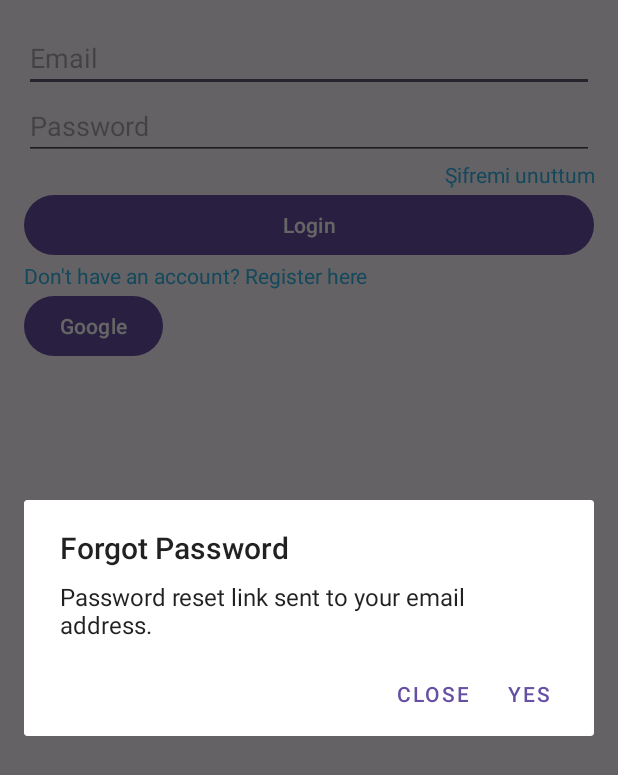
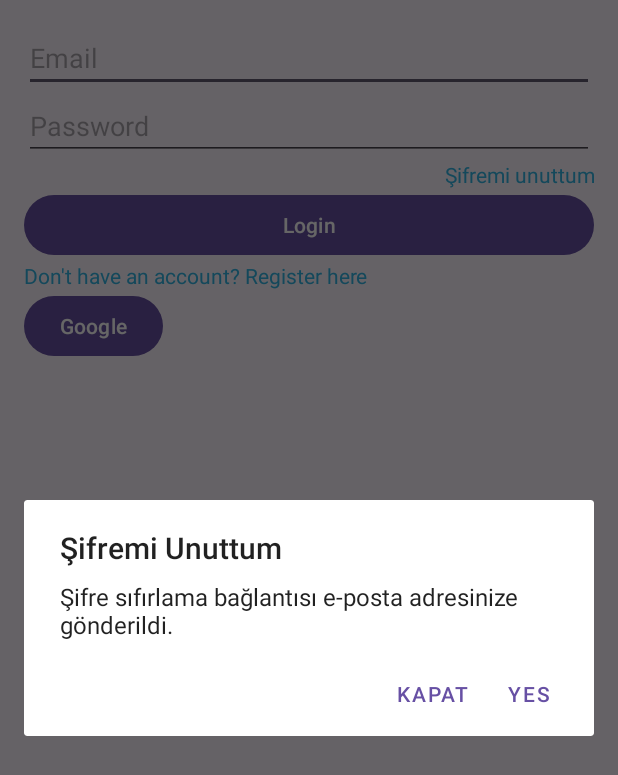
Before and after one commit to izmirsoftware/PetsMatch, an Android app: the screen it shows after launch (LoginActivity), after a tap on "Şifremi unuttum", on a phone screen of 412 x 824 dp. Shown: the top 775 px of the screen. Run offline under Robolectric (Android 15) with nearby library versions, the phone set to English and light mode, and no system bars; our stand-ins replace Dagger/Hilt's generated code, Firebase (no records; nobody signed in at launch, a user with empty details on screens opened directly), data binding; pictures from the network do not load.

Commit message:
Giriş için gerekli olan kodların nerdeyse tatmı yazıldı, google girişi ve Dizayn yapılması gerekli

```diff
--- a/app/src/main/java/com/izmirsoftware/petsmatch/repo/FirebaseRepoImpl.kt
+++ b/app/src/main/java/com/izmirsoftware/petsmatch/repo/FirebaseRepoImpl.kt
@@ -3,7 +3,6 @@ package com.izmirsoftware.petsmatch.repo
 import com.google.android.gms.tasks.Task
 import com.google.firebase.auth.AuthResult
 import com.google.firebase.auth.FirebaseAuth
-import com.google.firebase.database.FirebaseDatabase
 import com.google.firebase.firestore.DocumentSnapshot
 import com.google.firebase.firestore.FirebaseFirestore
 import com.google.firebase.firestore.QuerySnapshot
--- a/app/src/main/java/com/izmirsoftware/petsmatch/view/login/LoginFragment.kt
+++ b/app/src/main/java/com/izmirsoftware/petsmatch/view/login/LoginFragment.kt
@@ -9,23 +9,24 @@ import android.view.View
 import android.view.ViewGroup
 import android.widget.Toast
 import androidx.fragment.app.Fragment
+import androidx.fragment.app.viewModels
 import androidx.lifecycle.LifecycleOwner
-import androidx.lifecycle.ViewModelProvider
 import androidx.navigation.fragment.findNavController
 import com.google.android.gms.auth.api.signin.GoogleSignIn
 import com.google.android.gms.auth.api.signin.GoogleSignInClient
 import com.google.android.gms.common.api.ApiException
+import com.izmirsoftware.petsmatch.MainActivity
 import com.izmirsoftware.petsmatch.databinding.FragmentLoginBinding
-import com.izmirsoftware.petsmatch.viewmodel.login.LoginViewModel
 import com.izmirsoftware.petsmatch.util.Status
 import com.izmirsoftware.petsmatch.util.startLoadingProcess
+import com.izmirsoftware.petsmatch.viewmodel.BaseViewModel
+import com.izmirsoftware.petsmatch.viewmodel.login.LoginViewModel
 import dagger.hilt.android.AndroidEntryPoint
 
 @AndroidEntryPoint
 class LoginFragment : Fragment() {
 
-    private lateinit var viewModel: LoginViewModel
-
+    private val loginViewModel : LoginViewModel by viewModels()
     private var _binding: FragmentLoginBinding? = null
     private val binding get() = _binding!!
 
@@ -37,6 +38,8 @@ class LoginFragment : Fragment() {
     private lateinit var forgotPasswordSuccessDialog: AlertDialog
     private lateinit var verificationEmailSentDialog: AlertDialog
     private lateinit var verificationEmailSentErrorDialog: AlertDialog
+    private lateinit var emailVerificationReminderDialog: AlertDialog
+
 
     val RC_SIGN_IN = 20
     private lateinit var mGoogleSignInClient: GoogleSignInClient
@@ -47,7 +50,6 @@ class LoginFragment : Fragment() {
         savedInstanceState: Bundle?
     ): View {
         _binding = FragmentLoginBinding.inflate(inflater, container, false)
-        viewModel = ViewModelProvider(this).get(LoginViewModel::class.java)
         val view = binding.root
         return view
     }
@@ -64,9 +66,11 @@ class LoginFragment : Fragment() {
         forgotPasswordSuccessDialog = AlertDialog.Builder(requireContext()).create()
         verificationEmailSentDialog = AlertDialog.Builder(requireContext()).create()
         verificationEmailSentErrorDialog = AlertDialog.Builder(requireContext()).create()
+        emailVerificationReminderDialog = AlertDialog.Builder(requireContext()).create()
 
         setProgressBar(false)
         setupDialogs()
+
 /*
         val gso = GoogleSignInOptions.Builder(GoogleSignInOptions.DEFAULT_SIGN_IN)
             .requestIdToken(getString(R.string.web_client_id))
@@ -82,12 +86,14 @@ class LoginFragment : Fragment() {
             btnLogin.setOnClickListener {
                 val email = etEmail.text.toString()
                 val password = etPassword.text.toString()
-
                 if (email.isNotEmpty() && password.length > 5) {
-                    viewModel?.login(email, password)
+                    println("1")
+                    loginViewModel.login(email,password)
                 } else if (email.isEmpty()) {
+                    println("e")
                     etEmail.error = "Please enter an email address"
                 } else {
+                    println("e")
                     etPassword.error = "Please enter a password (at least 6 characters)"
                 }
             }
@@ -98,7 +104,7 @@ class LoginFragment : Fragment() {
                 ) { _, _ ->
                     val email = etEmail.text.toString().trim()
                     if (email.isNotEmpty()) {
-                        viewModel?.asdasd()
+                        loginViewModel.forgotPassword(email)
                     } else {
                         etEmail.error = "Please enter an email address"
                     }
@@ -124,7 +130,7 @@ class LoginFragment : Fragment() {
     }
 
     private fun verifyEmail() {
-        viewModel.getUser()?.let {
+        loginViewModel.getUser()?.let {
             if (it.isEmailVerified) {
                 gotoHome()
             } else {
@@ -134,15 +140,13 @@ class LoginFragment : Fragment() {
     }
 
     private fun gotoHome() {
-     /*
         val intent = Intent(requireContext(), MainActivity::class.java)
         requireActivity().finish()
         startActivity(intent)
-      */
     }
 
     private fun observeLiveData(owner: LifecycleOwner) {
-        with(viewModel) {
+        with(loginViewModel) {
             authState.observe(owner) {
                 when (it.status) {
                     Status.LOADING -> it.data?.let { state ->
@@ -189,79 +193,94 @@ class LoginFragment : Fragment() {
 
     private fun setupDialogs() {
         with(errorDialog) {
-            setTitle("Login Error")
+            setTitle("Giriş Hatası")
             setCancelable(false)
             setButton(
-                AlertDialog.BUTTON_POSITIVE, "OK"
+                AlertDialog.BUTTON_POSITIVE, "Tamam"
             ) { dialog, _ ->
                 dialog.cancel()
             }
         }
 
         with(verifiedEmailDialog) {
-            setTitle("Email Verification")
-            setMessage("Do you want to verify your email?")
+            setTitle("E-posta Doğrulama")
+            setMessage("Lütfen e-posta adresinizi doğrulayın \nDoğrulama linki göndermek ister misiniz?")
             setCancelable(false)
             setButton(
-                AlertDialog.BUTTON_POSITIVE, "Yes"
+                AlertDialog.BUTTON_POSITIVE, "Gönder"
             ) { _, _ ->
-                viewModel.sendVerificationEmail()
-                viewModel.signOut()
+                loginViewModel.sendVerificationEmail()
+                loginViewModel.signOut()
             }
             setButton(
-                AlertDialog.BUTTON_NEGATIVE, "No"
+                AlertDialog.BUTTON_NEGATIVE, "Hayır"
             ) { dialog, _ ->
                 dialog.cancel()
-                viewModel.signOut()
+                loginViewModel.signOut()
             }
         }
 
         with(verificationEmailSentDialog) {
-            setTitle("Email Verification")
-            setMessage("Verification email sent successfully.")
+            setTitle("E-posta Doğrulama")
+            setMessage("Doğrulama e-postası başarıyla gönderildi.")
             setCancelable(false)
             setButton(
-                AlertDialog.BUTTON_POSITIVE, "OK"
+                AlertDialog.BUTTON_POSITIVE, "Tamam"
             ) { dialog, _ ->
                 dialog.cancel()
             }
         }
 
         with(verificationEmailSentErrorDialog) {
-            setTitle("Email Verification Error")
-            setMessage("Failed to send verification email. Would you like to try again?")
+            setTitle("E-posta Doğrulama Hatası")
+            setMessage("Doğrulama e-postası gönderilemedi. Tekrar denemek ister misiniz?")
             setCancelable(false)
             setButton(
-                AlertDialog.BUTTON_POSITIVE, "Yes"
+                AlertDialog.BUTTON_POSITIVE, "Evet"
             ) { _, _ ->
-                viewModel.sendVerificationEmail()
-                viewModel.signOut()
+                loginViewModel.sendVerificationEmail()
+                loginViewModel.signOut()
             }
             setButton(
-                AlertDialog.BUTTON_NEGATIVE, "No"
+                AlertDialog.BUTTON_NEGATIVE, "Hayır"
             ) { dialog, _ ->
                 dialog.cancel()
-                viewModel.signOut()
+                loginViewModel.signOut()
             }
         }
 
         with(forgotPasswordDialog) {
-            setTitle("Forgot Password")
-            setMessage("Password reset link sent to your email address.")
+            setTitle("Şifremi Unuttum")
+            setMessage("Şifre sıfırlama bağlantısı e-posta adresinize gönderildi.")
             setCancelable(false)
             setButton(
-                AlertDialog.BUTTON_NEGATIVE, "Close"
+                AlertDialog.BUTTON_NEGATIVE, "Kapat"
             ) { dialog, _ ->
                 dialog.cancel()
             }
         }
 
         with(forgotPasswordSuccessDialog) {
-            setTitle("Forgot Password")
-            setMessage("Your new password has been sent to your email address.")
+            setTitle("Şifremi Unuttum")
+            setMessage("Yeni şifreniz e-posta adresinize gönderildi.")
             setCancelable(false)
             setButton(
-                AlertDialog.BUTTON_POSITIVE, "OK"
+                AlertDialog.BUTTON_POSITIVE, "Tamam"
+            ) { dialog, _ ->
+                dialog.cancel()
+            }
+        }
+        with(emailVerificationReminderDialog) {
+            setTitle("E-posta Doğrulama Gerekli")
+            setMessage("E-posta adresinizi doğrulamadınız. Lütfen e-postanızı kontrol edin ve doğrulama işlemini tamamlayın. Eğer doğrulama e-postası ulaşmadıysa, tekrar gönderebiliriz.")
+            setCancelable(false)
+            setButton(
+                AlertDialog.BUTTON_POSITIVE, "Tekrar Gönder"
+            ) { _, _ ->
+                loginViewModel.sendVerificationEmail()
+            }
+            setButton(
+                AlertDialog.BUTTON_NEGATIVE, "Kapat"
             ) { dialog, _ ->
                 dialog.cancel()
             }
@@ -283,7 +302,7 @@ class LoginFragment : Fragment() {
             val task = GoogleSignIn.getSignedInAccountFromIntent(data)
             try {
                 task.getResult(ApiException::class.java)?.idToken?.let { token ->
-                    viewModel.signInWithGoogle(token)
+                    loginViewModel.signInWithGoogle(token)
                 }
             } catch (e: ApiException) {
                 Toast.makeText(
--- a/app/src/main/java/com/izmirsoftware/petsmatch/viewmodel/BaseViewModel.kt
+++ b/app/src/main/java/com/izmirsoftware/petsmatch/viewmodel/BaseViewModel.kt
@@ -7,4 +7,8 @@ import androidx.lifecycle.ViewModel
 open class BaseViewModel : ViewModel() {
     protected val <T> LiveData<T>.mutable: MutableLiveData<T>
         get() = this as MutableLiveData<T>
+
+    fun myFun(){
+
+    }
 }
--- a/app/src/main/res/layout/fragment_login.xml
+++ b/app/src/main/res/layout/fragment_login.xml
@@ -46,6 +46,7 @@
             android:textColor="@android:color/holo_blue_light" />
 
         <ProgressBar
+            android:visibility="gone"
             android:layout_gravity="center"
             android:id="@+id/pbSignIn"
             android:layout_width="wrap_content"
```
Also changed, not shown: app/src/main/java/com/izmirsoftware/petsmatch/view/login/RegisterFragment.kt (+160 -40 lines), app/src/main/java/com/izmirsoftware/petsmatch/viewmodel/login/LoginViewModel.kt (+4 -4 lines), app/src/main/java/com/izmirsoftware/petsmatch/viewmodel/login/RegisterViewModel.kt (+181 -20 lines), app/src/main/res/layout/fragment_register.xml (+13 -0 lines).
